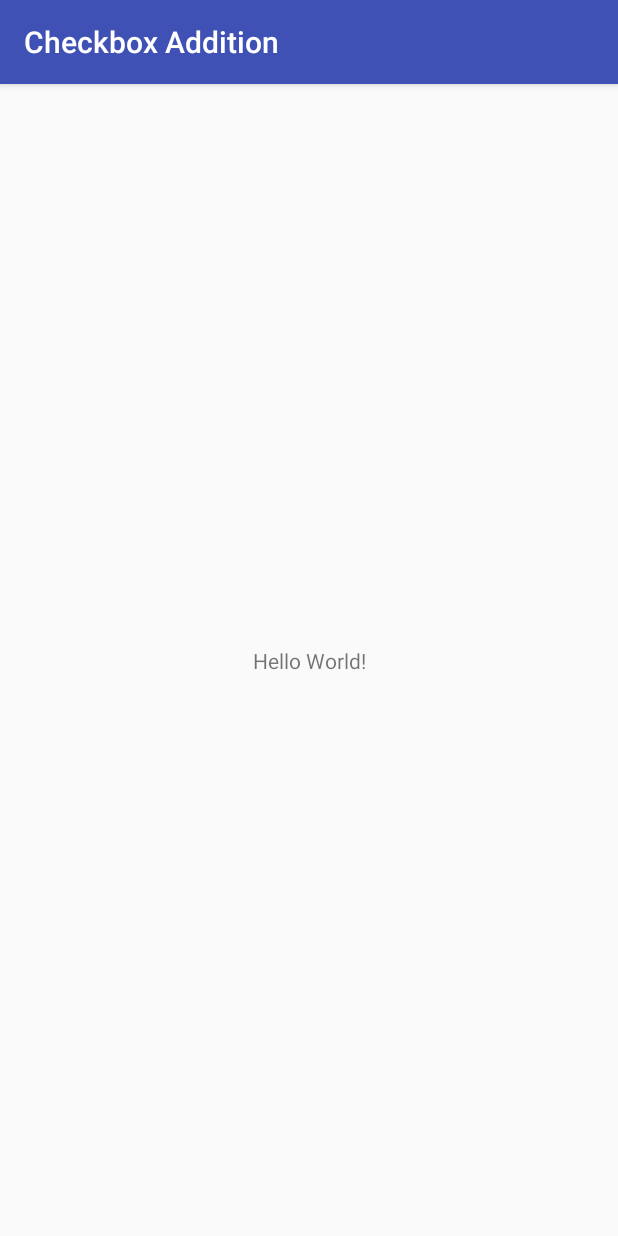
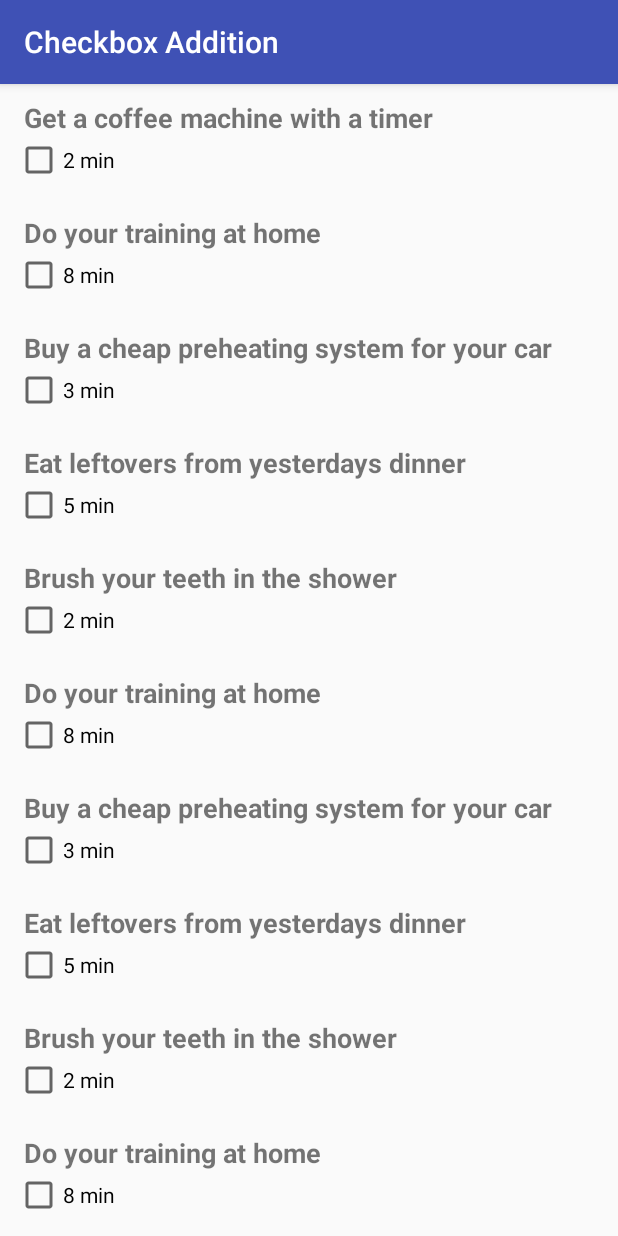
Before and after one commit to Cordlesswire/Checkbox-Addition, an Android app: the screen it shows after launch (MainActivity), on a phone screen of 412 x 824 dp. Run offline under Robolectric (Android 15) with nearby library versions, the phone set to English and light mode, and no system bars.

Commit message:
added recyclerview and sample items.
TODO: Find a way to pass value of checkbox to main activity for totaling.

```diff
--- a/app/build.gradle
+++ b/app/build.gradle
@@ -27,4 +27,5 @@ dependencies {
     androidTestCompile 'com.android.support.test.espresso:espresso-core:2.2.2'
     androidTestCompile 'com.android.support.test:runner:0.5'
     androidTestCompile 'com.android.support:support-annotations:24.1.1'
+    compile 'com.android.support:recyclerview-v7:24.1.1'
 }
--- a/app/src/main/java/com/amqtech/sample/checkboxaddition/MainActivity.java
+++ b/app/src/main/java/com/amqtech/sample/checkboxaddition/MainActivity.java
@@ -2,12 +2,91 @@ package com.amqtech.sample.checkboxaddition;
 
 import android.os.Bundle;
 import android.support.v7.app.AppCompatActivity;
+import android.support.v7.widget.DefaultItemAnimator;
+import android.support.v7.widget.LinearLayoutManager;
+import android.support.v7.widget.RecyclerView;
+import android.widget.TextView;
+
+import java.util.ArrayList;
+import java.util.List;
 
 public class MainActivity extends AppCompatActivity {
+
+    private List<TimeSaver> tsList = new ArrayList<>();
+    private TimeSaverAdapter mAdapter;
+    private TextView total;
 
     @Override
     protected void onCreate(Bundle savedInstanceState) {
         super.onCreate(savedInstanceState);
         setContentView(R.layout.activity_main);
+
+        RecyclerView recyclerView = (RecyclerView) findViewById(R.id.recycler_view);
+
+        mAdapter = new TimeSaverAdapter(tsList);
+        RecyclerView.LayoutManager mLayoutManager = new LinearLayoutManager(getApplicationContext());
+        recyclerView.setLayoutManager(mLayoutManager);
+        recyclerView.setItemAnimator(new DefaultItemAnimator());
+        recyclerView.setAdapter(mAdapter);
+
+        total = (TextView) findViewById(R.id.total_tv);
+        total.setText("Blahahahaha");
+
+        prepTSData();
+    }
+
+    private void prepTSData() {
+        TimeSaver ts = new TimeSaver("Get a coffee machine with a timer", "2 min", 2);
+        tsList.add(ts);
+
+        ts = new TimeSaver("Do your training at home", "8 min", 8);
+        tsList.add(ts);
+
+        ts = new TimeSaver("Buy a cheap preheating system for your car", "3 min", 3);
+        tsList.add(ts);
+
+        ts = new TimeSaver("Eat leftovers from yesterdays dinner", "5 min", 5);
+        tsList.add(ts);
+
+        ts = new TimeSaver("Brush your teeth in the shower", "2 min", 2);
+        tsList.add(ts);
+
+        ts = new TimeSaver("Do your training at home", "8 min", 8);
+        tsList.add(ts);
+
+        ts = new TimeSaver("Buy a cheap preheating system for your car", "3 min", 3);
+        tsList.add(ts);
+
+        ts = new TimeSaver("Eat leftovers from yesterdays dinner", "5 min", 5);
+        tsList.add(ts);
+
+        ts = new TimeSaver("Brush your teeth in the shower", "2 min", 2);
+        tsList.add(ts);
+
+        ts = new TimeSaver("Do your training at home", "8 min", 8);
+        tsList.add(ts);
+
+        ts = new TimeSaver("Buy a cheap preheating system for your car", "3 min", 3);
+        tsList.add(ts);
+
+        ts = new TimeSaver("Eat leftovers from yesterdays dinner", "5 min", 5);
+        tsList.add(ts);
+
+        ts = new TimeSaver("Brush your teeth in the shower", "2 min", 2);
+        tsList.add(ts);
+
+        ts = new TimeSaver("Do your training at home", "8 min", 8);
+        tsList.add(ts);
+
+        ts = new TimeSaver("Buy a cheap preheating system for your car", "3 min", 3);
+        tsList.add(ts);
+
+        ts = new TimeSaver("Eat leftovers from yesterdays dinner", "5 min", 5);
+        tsList.add(ts);
+
+        ts = new TimeSaver("Brush your teeth in the shower", "2 min", 2);
+        tsList.add(ts);
+
+        mAdapter.notifyDataSetChanged();
     }
 }
--- /dev/null
+++ b/app/src/main/java/com/amqtech/sample/checkboxaddition/TimeSaver.java
@@ -0,0 +1,41 @@
+package com.amqtech.sample.checkboxaddition;
+
+/**
+ * Created by andrew on 8/15/16.
+ */
+
+public class TimeSaver {
+
+    private String title, time;
+    private int amount;
+
+    public TimeSaver(String title, String time, int amount) {
+        this.title = title;
+        this.time = time;
+        this.amount = amount;
+    }
+
+    public String getTitle() {
+        return title;
+    }
+
+    public void setTitle(String title) {
+        this.title = title;
+    }
+
+    public String getTime() {
+        return time;
+    }
+
+    public void setTime(String time) {
+        this.time = time;
+    }
+
+    public int getAmount() {
+        return amount;
+    }
+
+    public void setAmount(int amount) {
+        this.amount = amount;
+    }
+}
--- /dev/null
+++ b/app/src/main/java/com/amqtech/sample/checkboxaddition/TimeSaverAdapter.java
@@ -0,0 +1,63 @@
+package com.amqtech.sample.checkboxaddition;
+
+/**
+ * Created by andrew on 8/15/16.
+ */
+
+import android.support.v7.widget.RecyclerView;
+import android.view.LayoutInflater;
+import android.view.View;
+import android.view.ViewGroup;
+import android.widget.CheckBox;
+import android.widget.CompoundButton;
+import android.widget.TextView;
+
+import java.util.List;
+
+public class TimeSaverAdapter extends RecyclerView.Adapter<TimeSaverAdapter.MyViewHolder> {
+
+    private List<TimeSaver> timeSaverList;
+
+    public TimeSaverAdapter(List<TimeSaver> timeSaverList) {
+        this.timeSaverList = timeSaverList;
+    }
+
+    @Override
+    public MyViewHolder onCreateViewHolder(ViewGroup parent, int viewType) {
+        View itemView = LayoutInflater.from(parent.getContext())
+                .inflate(R.layout.time_saver_row, parent, false);
+        return new MyViewHolder(itemView);
+    }
+
+    @Override
+    public void onBindViewHolder(final TimeSaverAdapter.MyViewHolder holder, int position) {
+        final TimeSaver ts = timeSaverList.get(position);
+        holder.title.setText(ts.getTitle());
+        holder.time.setText(ts.getTime());
+        holder.value = ts.getAmount();
+    }
+
+    @Override
+    public int getItemCount() {
+        return timeSaverList.size();
+    }
+
+    class MyViewHolder extends RecyclerView.ViewHolder {
+        TextView title;
+        CheckBox time;
+        int value;
+
+        MyViewHolder(View view) {
+            super(view);
+            title = (TextView) view.findViewById(R.id.title);
+            time = (CheckBox) view.findViewById(R.id.time);
+
+            time.setOnCheckedChangeListener(new CompoundButton.OnCheckedChangeListener() {
+                @Override
+                public void onCheckedChanged(CompoundButton compoundButton, boolean b) {
+                    //TODO: Store value of each checkbox from the list somewhere to be accessed later in the main activity.
+                }
+            });
+        }
+    }
+}
--- a/app/src/main/res/layout/activity_main.xml
+++ b/app/src/main/res/layout/activity_main.xml
@@ -1,19 +1,31 @@
 <?xml version="1.0" encoding="utf-8"?>
-<android.support.constraint.ConstraintLayout xmlns:android="http://schemas.android.com/apk/res/android"
+<ScrollView xmlns:android="http://schemas.android.com/apk/res/android"
     xmlns:tools="http://schemas.android.com/tools"
-    xmlns:app="http://schemas.android.com/apk/res-auto"
-    android:id="@+id/activity_main"
     android:layout_width="match_parent"
     android:layout_height="match_parent"
-    tools:context="com.amqtech.sample.checkboxaddition.MainActivity">
+    android:orientation="vertical"
+    tools:context=".MainActivity">
 
-    <TextView
-        android:layout_width="wrap_content"
+    <LinearLayout
+        android:layout_width="match_parent"
         android:layout_height="wrap_content"
-        android:text="Hello World!"
-        app:layout_constraintBottom_toBottomOf="@+id/activity_main"
-        app:layout_constraintLeft_toLeftOf="@+id/activity_main"
-        app:layout_constraintRight_toRightOf="@+id/activity_main"
-        app:layout_constraintTop_toTopOf="@+id/activity_main" />
+        android:orientation="vertical">
 
-</android.support.constraint.ConstraintLayout>
+        <android.support.v7.widget.RecyclerView
+            android:id="@+id/recycler_view"
+            android:layout_width="match_parent"
+            android:layout_height="wrap_content" />
+
+        <TextView
+            android:id="@+id/total_tv"
+            android:layout_width="match_parent"
+            android:layout_height="wrap_content"
+            android:paddingLeft="16dp"
+            android:paddingBottom="10dp"
+            android:textSize="22sp"
+            android:textStyle="italic"
+            android:text="@string/tv_ex3"
+            tools:ignore="RtlSymmetry" />
+
+    </LinearLayout>
+</ScrollView>
--- /dev/null
+++ b/app/src/main/res/layout/time_saver_row.xml
@@ -0,0 +1,26 @@
+<?xml version="1.0" encoding="utf-8"?>
+<LinearLayout xmlns:android="http://schemas.android.com/apk/res/android"
+    android:layout_width="match_parent"
+    android:layout_height="wrap_content"
+    android:focusable="true"
+    android:clickable="true"
+    android:padding="10dp"
+    android:orientation="vertical"
+    android:background="?android:attr/selectableItemBackground">
+
+    <TextView
+        android:layout_width="match_parent"
+        android:layout_height="wrap_content"
+        android:paddingLeft="6dp"
+        android:textSize="18sp"
+        android:textStyle="bold"
+        android:id="@+id/title"
+        android:text="@string/row_ex" />
+
+    <CheckBox
+        android:layout_width="wrap_content"
+        android:layout_height="wrap_content"
+        android:id="@+id/time"
+        android:text="@string/row_ex2" />
+
+</LinearLayout>
--- a/app/src/main/res/values/strings.xml
+++ b/app/src/main/res/values/strings.xml
@@ -1,3 +1,6 @@
 <resources>
     <string name="app_name">Checkbox Addition</string>
+    <string name="row_ex">Get a coffee machine with timer</string>
+    <string name="row_ex2">2 minutes</string>
+    <string name="tv_ex3">Total amount: 0</string>
 </resources>
--- a/build.gradle
+++ b/build.gradle
@@ -5,7 +5,7 @@ buildscript {
         jcenter()
     }
     dependencies {
-        classpath 'com.android.tools.build:gradle:2.2.0-alpha6'
+        classpath 'com.android.tools.build:gradle:2.2.0-beta1'
 
         // NOTE: Do not place your application dependencies here; they belong
         // in the individual module build.gradle files
```
Also changed, not shown: gradle/wrapper/gradle-wrapper.properties.
